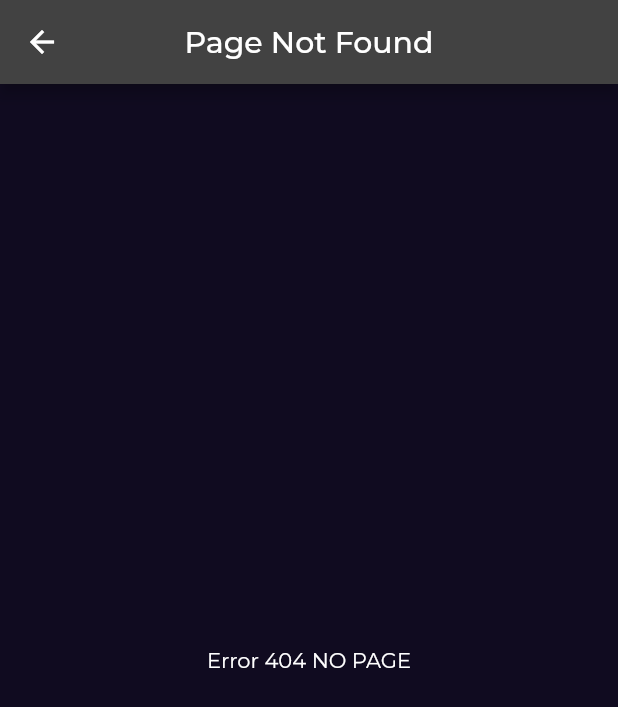
After one commit to MohaamedHamdy/flutter_bookly_app, a Flutter app: the PageNotFound screen opened directly, on a phone screen of 412 x 824 dp. The commit adds this screen. Shown: the top 707 px of the screen. Run offline on Flutter 3.47's test engine with Material 2 defaults, Android fonts, the phone set to English and light mode, and no system bars; our stand-ins replace font_awesome_flutter, google_fonts.

Commit message:
Add page not found screen and refactor some code

```diff
--- a/lib/core/utils/app_router.dart
+++ b/lib/core/utils/app_router.dart
@@ -1,17 +1,22 @@
 import 'package:bookly/features/home/presentation/views/book_details_screen.dart';
 import 'package:bookly/features/home/presentation/views/home_screen.dart';
 import 'package:bookly/features/splash/presentation/views/splash_screen.dart';
+import 'package:bookly/page_not_found.dart';
 import 'package:flutter/material.dart';
 
 abstract class AppRouter {
+
+  static const kHomeScreen = '/home';
+  static const kBookDetails = '/bookDetails';
+
   static Route generateRoute(RouteSettings settings){
     switch(settings.name){
       case '/':
         return MaterialPageRoute(builder: (context) => const SplashScreen(),);
-      case '/home':
+      case kHomeScreen:
         return MaterialPageRoute(builder: (context) => const HomeScreen(),);
-      case '/bookDetails':
+      case kBookDetails:
         return MaterialPageRoute(builder: (context) => const BookDetailsScreen(),);
     }
-    return MaterialPageRoute(builder: (context) => const SplashScreen(),);}
+    return MaterialPageRoute(builder: (context) => const PageNotFound(),);}
 }
--- a/lib/features/home/presentation/views/widgets/best_seller_list_view.dart
+++ b/lib/features/home/presentation/views/widgets/best_seller_list_view.dart
@@ -1,3 +1,4 @@
+import 'package:bookly/core/utils/app_router.dart';
 import 'package:flutter/material.dart';
 import 'best_seller_item.dart';
 
@@ -17,7 +18,7 @@ class BestSellerListView extends StatelessWidget {
           itemCount: 10,
           itemBuilder: (context, index) => InkWell(
               onTap: () {
-                Navigator.pushNamed(context, '/bookDetails');
+                Navigator.pushNamed(context, AppRouter.kBookDetails);
               },
               child: const BestSellerItem()),
         ),
--- /dev/null
+++ b/lib/page_not_found.dart
@@ -0,0 +1,20 @@
+import 'package:flutter/material.dart';
+
+class PageNotFound extends StatelessWidget {
+  const PageNotFound({Key? key}) : super(key: key);
+
+  @override
+  Widget build(BuildContext context) {
+    return Scaffold(
+      appBar: AppBar(
+        title: const Text('Page Not Found'),
+        centerTitle: true,
+      ),
+      body: const Center(
+        child: Text(
+          'Error 404 NO PAGE',
+        ),
+      ),
+    );
+  }
+}
```
Also changed, not shown: lib/features/home/presentation/views/widgets/image_list_view.dart (+5 -2 lines).
